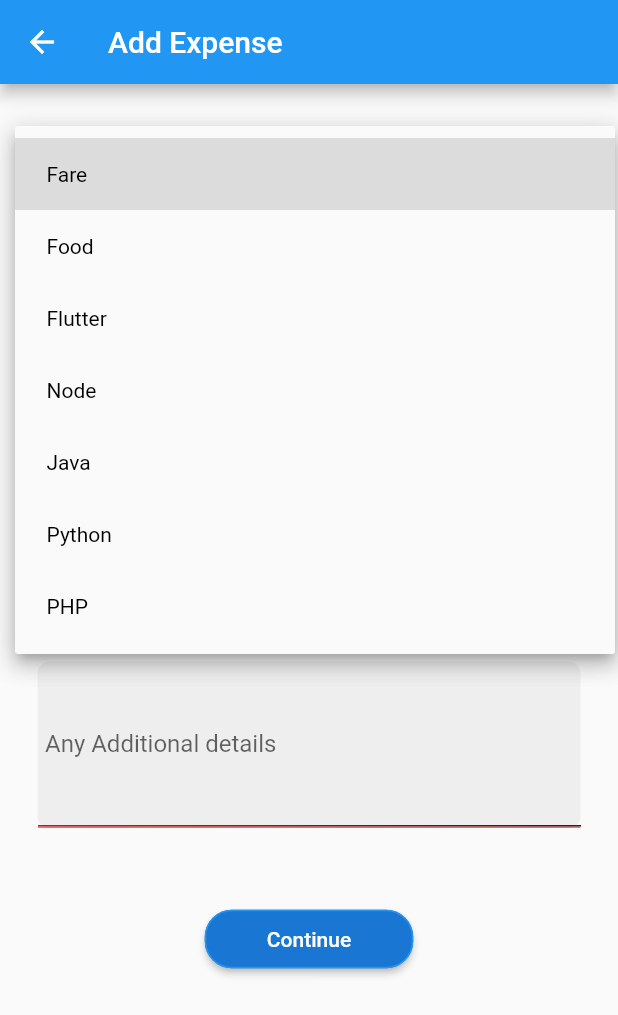
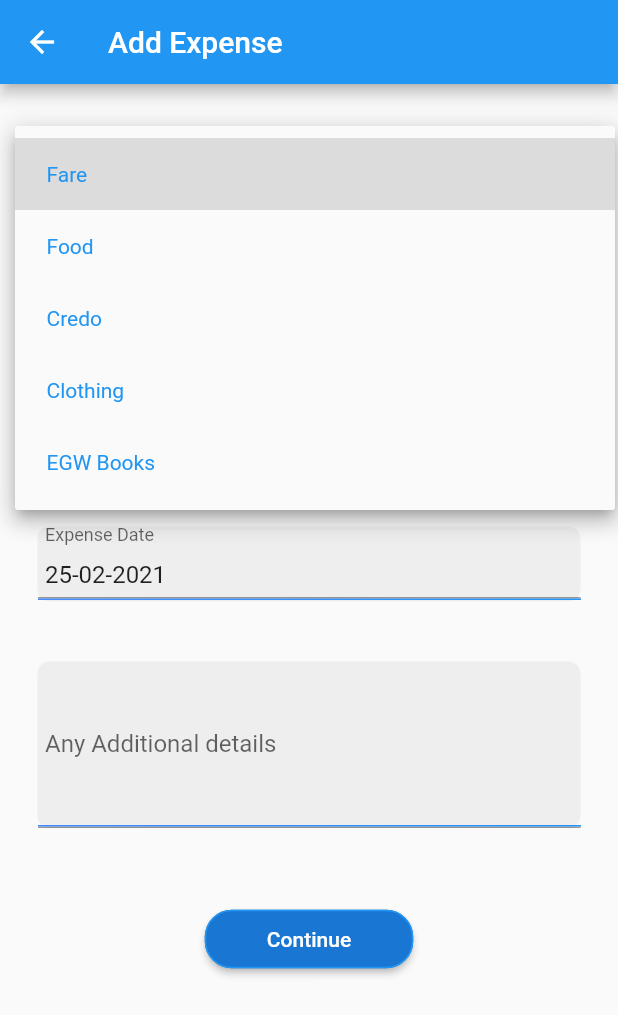
Before and after one commit to evansmwenda/My-Expense-Calculator, a Flutter app: the AddExpense screen opened by its route, after a tap on "Select Category", on a phone screen of 412 x 824 dp. Shown: the top 1015 px of the screen. Run offline on Flutter 3.47's test engine with Material 2 defaults, Android fonts, the phone set to English and light mode, and no system bars; our stand-ins replace cloud_firestore, firebase_core, flutter_speed_dial; accounts and stored records are empty.

Commit message:
start working on update

```diff
--- a/lib/add_expense.dart
+++ b/lib/add_expense.dart
@@ -67,11 +67,9 @@ class _AddExpenseState extends State<AddExpense> {
                       items: <String>[
                         'Fare',
                         'Food',
-                        'Flutter',
-                        'Node',
-                        'Java',
-                        'Python',
-                        'PHP',
+                        'Credo',
+                        'Clothing',
+                        'EGW Books',
                       ].map<DropdownMenuItem<String>>((String value) {
                         return DropdownMenuItem<String>(
                           value: value,
@@ -80,7 +78,7 @@ class _AddExpenseState extends State<AddExpense> {
                                 const EdgeInsets.symmetric(horizontal: 5.0),
                             child: Text(
                               value,
-                              style: TextStyle(color: Colors.black),
+                              style: TextStyle(color: Colors.blue),
                             ),
                           ),
                         );
@@ -116,7 +114,7 @@ class _AddExpenseState extends State<AddExpense> {
                   child: Stack(
                     children: <Widget>[
                       TextFormField(
-                        cursorColor: Colors.red,
+                        cursorColor: Colors.blue,
                         decoration: InputDecoration(
                           labelText: "Expense Name",
                           contentPadding: EdgeInsets.symmetric(
@@ -138,8 +136,8 @@ class _AddExpenseState extends State<AddExpense> {
                           decoration: BoxDecoration(
                             gradient: LinearGradient(
                               colors: [
-                                const Color(0xffff0000),
-                                const Color(0xff6b0000),
+                                Colors.blueAccent,
+                                Colors.blue
                               ],
                             ),
                           ),
@@ -161,7 +159,7 @@ class _AddExpenseState extends State<AddExpense> {
                   child: Stack(
                     children: <Widget>[
                       TextFormField(
-                        cursorColor: Colors.red,
+                        cursorColor: Colors.blue,
                         decoration: InputDecoration(
                           labelText: "Expense Amount",
                           contentPadding: EdgeInsets.symmetric(
@@ -183,8 +181,8 @@ class _AddExpenseState extends State<AddExpense> {
                           decoration: BoxDecoration(
                             gradient: LinearGradient(
                               colors: [
-                                const Color(0xffff0000),
-                                const Color(0xff6b0000),
+                                Colors.blueAccent,
+                                Colors.blue
                               ],
                             ),
                           ),
@@ -209,7 +207,7 @@ class _AddExpenseState extends State<AddExpense> {
                       children: <Widget>[
                         IgnorePointer(
                           child: TextFormField(
-                            cursorColor: Colors.red,
+                            cursorColor: Colors.blue,
                             controller: _datecontroller,
                             decoration: InputDecoration(
                               labelText: "Expense Date",
@@ -228,8 +226,8 @@ class _AddExpenseState extends State<AddExpense> {
                             decoration: BoxDecoration(
                               gradient: LinearGradient(
                                 colors: [
-                                  const Color(0xffff0000),
-                                  const Color(0xff6b0000),
+                                  Colors.blueAccent,
+                                  Colors.blue
                                 ],
                               ),
                             ),
@@ -250,7 +248,7 @@ class _AddExpenseState extends State<AddExpense> {
                     children: <Widget>[
                       TextFormField(
                         maxLines: 5,
-                        cursorColor: Colors.red,
+                        cursorColor: Colors.blue,
                         decoration: InputDecoration(
                           labelText: "Any Additional details",
                           contentPadding: EdgeInsets.symmetric(
@@ -267,8 +265,8 @@ class _AddExpenseState extends State<AddExpense> {
                           decoration: BoxDecoration(
                             gradient: LinearGradient(
                               colors: [
-                                const Color(0xffff0000),
-                                const Color(0xff6b0000),
+                                Colors.blueAccent,
+                                Colors.blue
                               ],
                             ),
                           ),
@@ -290,7 +288,9 @@ class _AddExpenseState extends State<AddExpense> {
                       textColor: Colors.white,
                       // padding: EdgeInsets.symmetric(
                       //     vertical: 12.0, horizontal: 40.0),
-                      onPressed: () {},
+                      onPressed: () {
+                        _saveFormData();
+                      },
                       child: SizedBox(
                         width: 107,
                         height: 39,
@@ -315,6 +315,11 @@ class _AddExpenseState extends State<AddExpense> {
       ),
     );
   }
+
+  void _saveFormData() {
+    //fetch data from controllers
+    print("saving form data");
+  }
 }
 
 class Expense {
--- a/lib/names.dart
+++ b/lib/names.dart
@@ -11,7 +11,7 @@ class _NamesState extends State<Names> {
   @override
   Widget build(BuildContext context) {
     return Scaffold(
-      appBar: AppBar(title: Text('Dashboard')),
+      appBar: AppBar(title: Text('Baby Names')),
       body: _buildBody(context),
     );
   }
```
